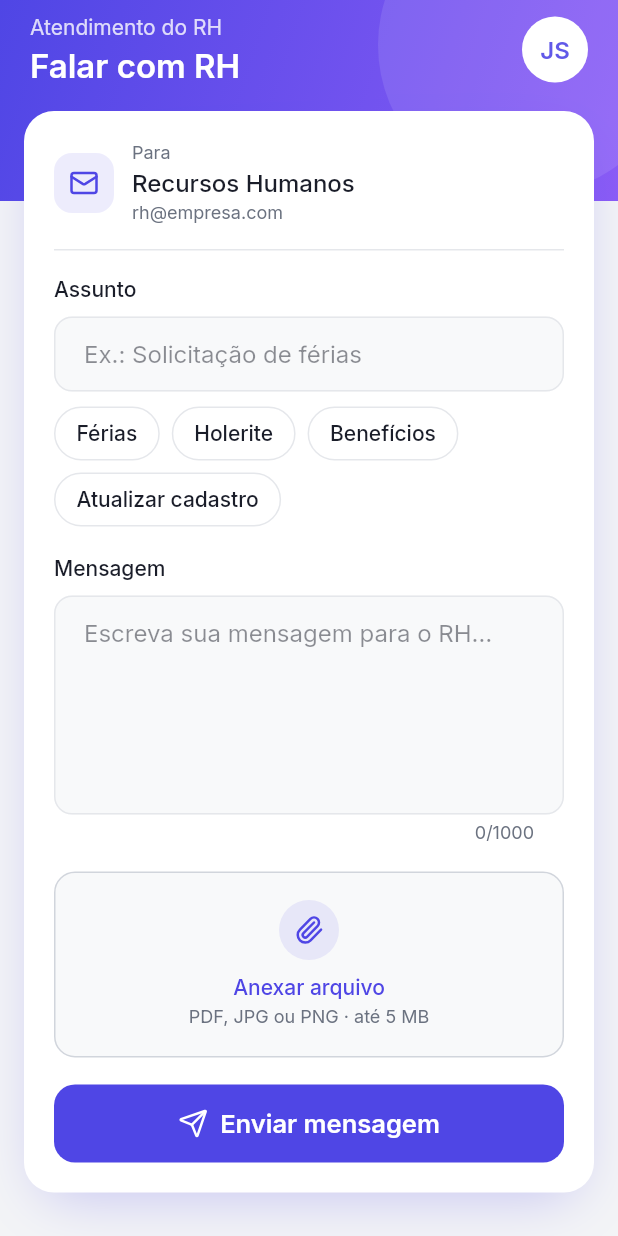
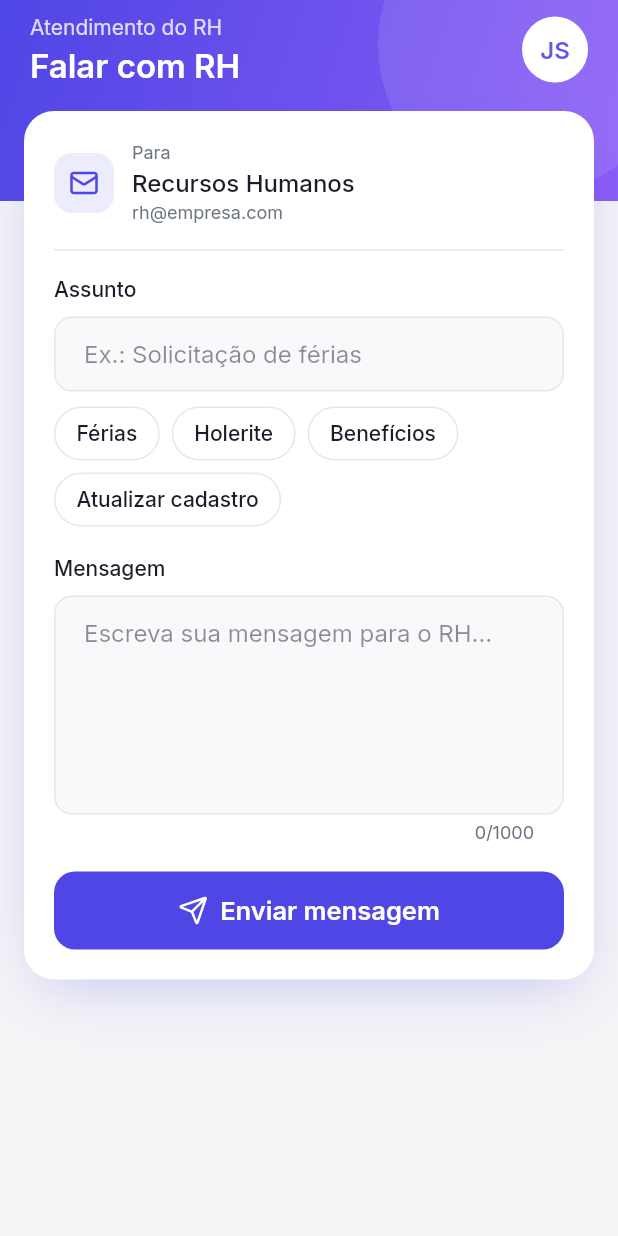
Before and after one commit to JenySilva7/sistemarh-app, a Flutter app: the TalkToHrScreen widget shown alone on an empty page, opened directly, on a phone screen of 412 x 824 dp. Run offline on Flutter 3.47's test engine with Material 3 defaults, Android fonts, the phone set to English and light mode, and no system bars; our stand-ins replace google_fonts, lucide_icons_flutter, shared_preferences; accounts and stored records are empty; network calls fail.

Commit message:
Remove a opção de anexar documentos do app
Sai o anexo de comprovante na justificativa de ausência e o de arquivo no Falar com RH (os anexos não eram enviados ao servidor). O aviso da justificativa passa a orientar a entregar o atestado diretamente ao RH.

```diff
--- a/lib/screens/talk_to_hr_screen.dart
+++ b/lib/screens/talk_to_hr_screen.dart
@@ -151,8 +151,6 @@ class _TalkToHrScreenState extends State<TalkToHrScreen> {
           const SizedBox(height: 8),
           AppTextField(controller: _mensagemCtrl, hint: 'Escreva sua mensagem para o RH…', maxLines: 5, maxLength: 1000),
           const SizedBox(height: 18),
-          _buildAnexo(),
-          const SizedBox(height: 18),
           SizedBox(
             width: double.infinity,
             child: ElevatedButton(
@@ -178,31 +176,4 @@ class _TalkToHrScreenState extends State<TalkToHrScreen> {
       ),
     );
   }
-
-  Widget _buildAnexo() {
-    return Container(
-      width: double.infinity,
-      padding: const EdgeInsets.symmetric(vertical: 18),
-      decoration: BoxDecoration(
-        color: AppColors.background,
-        borderRadius: BorderRadius.circular(14),
-        border: Border.all(color: AppColors.gray300, style: BorderStyle.solid),
-      ),
-      child: Column(
-        children: [
-          Container(
-            width: 40,
-            height: 40,
-            decoration: BoxDecoration(color: AppColors.primary10, shape: BoxShape.circle),
-            alignment: Alignment.center,
-            child: const Icon(LucideIcons.paperclip, size: 20, color: AppColors.primary),
-          ),
-          const SizedBox(height: 8),
-          Text('Anexar arquivo', style: AppTextStyles.smallMedium14(color: AppColors.primary)),
-          const SizedBox(height: 2),
-          Text('PDF, JPG ou PNG · até 5 MB', style: AppTextStyles.captionRegular12()),
-        ],
-      ),
-    );
-  }
 }
```
Also changed, not shown: lib/screens/justify_absence_screen.dart (+1 -59 lines).
